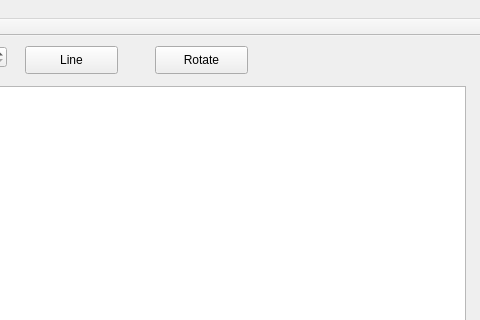
This is mainwindow.ui in ilyasil2surgut/Lab4OOP as Qt 5 draws it before an edit; both pictures show x 615 to 1095 and y 0 to 320 of the 1095 by 629 pixel window. The edited form follows.
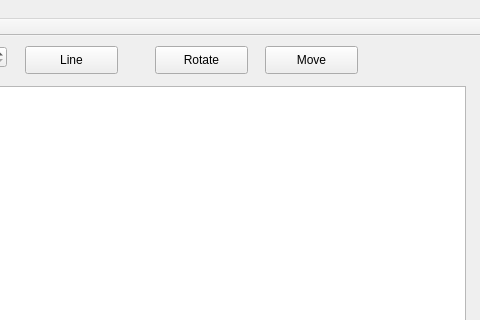
This is the edited form.

Commit message: First implemetnation of Move

The edit to the form file:
```diff
--- a/mainwindow.ui
+++ b/mainwindow.ui
@@ -184,6 +184,19 @@
      <string>Rotate</string>
     </property>
    </widget>
+   <widget class="QPushButton" name="pb_move">
+    <property name="geometry">
+     <rect>
+      <x>880</x>
+      <y>10</y>
+      <width>93</width>
+      <height>28</height>
+     </rect>
+    </property>
+    <property name="text">
+     <string>Move</string>
+    </property>
+   </widget>
   </widget>
   <widget class="QMenuBar" name="menuBar">
    <property name="geometry">
```
The commit also changes 16 other files.
